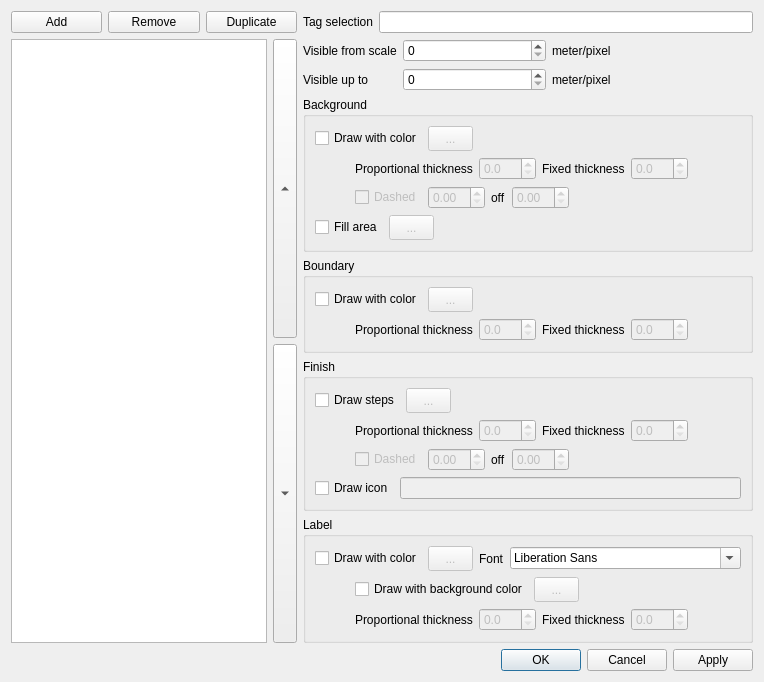
The window that PaintStyle/PaintStyleEditor.ui (openstreetmap/merkaartor) describes before a commit, drawn with Qt 5.
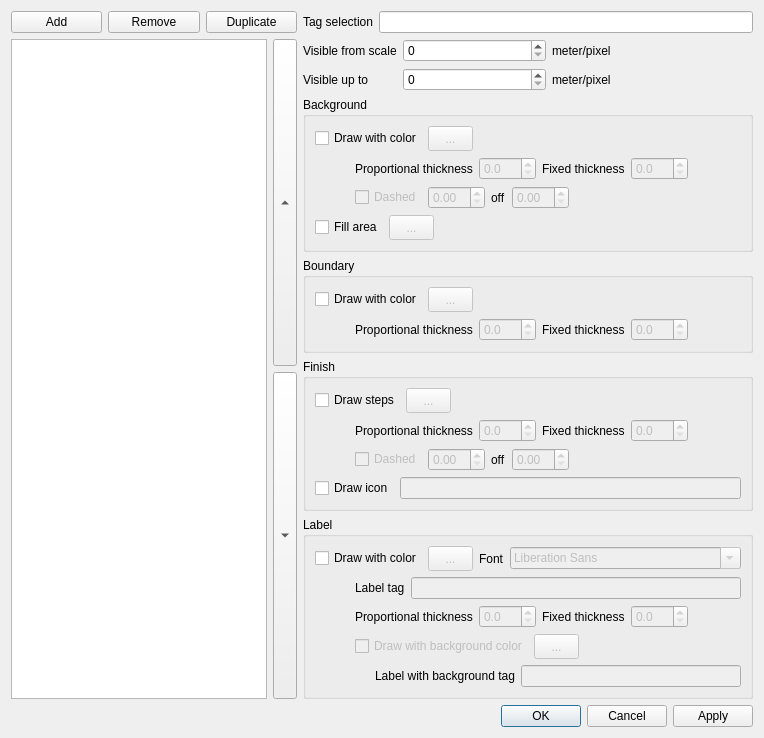
The same window after the commit.

Commit message: FIX : manage road conflicts from downloads (Closes #1117) ADD : support for 2 labels rendering for roads; 1 along the road & 1 with background (e.g. "ref" tag family)

The edit to the form file:
```diff
--- a/PaintStyle/PaintStyleEditor.ui
+++ b/PaintStyle/PaintStyleEditor.ui
@@ -6,7 +6,7 @@
     <x>0</x>
     <y>0</y>
     <width>727</width>
-    <height>671</height>
+    <height>727</height>
    </rect>
   </property>
   <property name="windowTitle" >
@@ -871,7 +871,11 @@
              </widget>
             </item>
             <item>
-             <widget class="QFontComboBox" name="LabelFont" />
+             <widget class="QFontComboBox" name="LabelFont" >
+              <property name="enabled" >
+               <bool>false</bool>
+              </property>
+             </widget>
             </item>
             <item>
              <spacer>
@@ -889,15 +893,9 @@
            </layout>
           </item>
           <item>
-           <layout class="QHBoxLayout" name="_4" >
-            <property name="spacing" >
-             <number>6</number>
-            </property>
-            <property name="margin" >
-             <number>0</number>
-            </property>
+           <layout class="QHBoxLayout" name="horizontalLayout_3" >
             <item>
-             <spacer name="horizontalSpacer" >
+             <spacer name="horizontalSpacer_2" >
               <property name="orientation" >
                <enum>Qt::Horizontal</enum>
               </property>
@@ -913,41 +911,19 @@
              </spacer>
             </item>
             <item>
-             <widget class="QCheckBox" name="DrawLabelBackground" >
+             <widget class="QLabel" name="label_3" >
               <property name="text" >
-               <string>Draw with background color</string>
+               <string>Label tag</string>
               </property>
              </widget>
             </item>
             <item>
-             <widget class="QToolButton" name="LabelBackgroundlColor" >
+             <widget class="QLineEdit" name="LabelTag" >
               <property name="enabled" >
                <bool>false</bool>
               </property>
-              <property name="minimumSize" >
-               <size>
-                <width>45</width>
-                <height>25</height>
-               </size>
-              </property>
-              <property name="text" >
-               <string>...</string>
-              </property>
              </widget>
             </item>
-            <item>
-             <spacer>
-              <property name="orientation" >
-               <enum>Qt::Horizontal</enum>
-              </property>
-              <property name="sizeHint" stdset="0" >
-               <size>
-                <width>40</width>
-                <height>20</height>
-               </size>
-              </property>
-             </spacer>
-            </item>
            </layout>
           </item>
           <item>
@@ -1029,6 +1005,105 @@
             </item>
            </layout>
           </item>
+          <item>
+           <layout class="QHBoxLayout" name="_4" >
+            <property name="spacing" >
+             <number>6</number>
+            </property>
+            <property name="margin" >
+             <number>0</number>
+            </property>
+            <item>
+             <spacer name="horizontalSpacer" >
+              <property name="orientation" >
+               <enum>Qt::Horizontal</enum>
+              </property>
+              <property name="sizeType" >
+               <enum>QSizePolicy::Minimum</enum>
+              </property>
+              <property name="sizeHint" stdset="0" >
+               <size>
+                <width>40</width>
+                <height>20</height>
+               </size>
+              </property>
+             </spacer>
+            </item>
+            <item>
+             <widget class="QCheckBox" name="DrawLabelBackground" >
+              <property name="enabled" >
+               <bool>false</bool>
+              </property>
+              <property name="text" >
+               <string>Draw with background color</string>
+              </property>
+             </widget>
+            </item>
+            <item>
+             <widget class="QToolButton" name="LabelBackgroundlColor" >
+              <property name="enabled" >
+               <bool>false</bool>
+              </property>
+              <property name="minimumSize" >
+               <size>
+                <width>45</width>
+                <height>25</height>
+               </size>
+              </property>
+              <property name="text" >
+               <string>...</string>
+              </property>
+             </widget>
+            </item>
+            <item>
+             <spacer>
+              <property name="orientation" >
+               <enum>Qt::Horizontal</enum>
+              </property>
+              <property name="sizeHint" stdset="0" >
+               <size>
+                <width>40</width>
+                <height>20</height>
+               </size>
+              </property>
+             </spacer>
+            </item>
+           </layout>
+          </item>
+          <item>
+           <layout class="QHBoxLayout" name="horizontalLayout_4" >
+            <item>
+             <spacer name="horizontalSpacer_3" >
+              <property name="orientation" >
+               <enum>Qt::Horizontal</enum>
+              </property>
+              <property name="sizeType" >
+               <enum>QSizePolicy::Minimum</enum>
+              </property>
+              <property name="sizeHint" stdset="0" >
+               <size>
+                <width>60</width>
+                <height>20</height>
+               </size>
+              </property>
+             </spacer>
+            </item>
+            <item>
+             <widget class="QLabel" name="label_18" >
+              <property name="text" >
+               <string>Label with background tag</string>
+              </property>
+             </widget>
+            </item>
+            <item>
+             <widget class="QLineEdit" name="LabelBackgroundTag" >
+              <property name="enabled" >
+               <bool>false</bool>
+              </property>
+             </widget>
+            </item>
+           </layout>
+          </item>
          </layout>
         </widget>
        </item>
```
Left out of the diff: 98 changed lines with no effect on the pictures. The commit also changes 12 other files.
